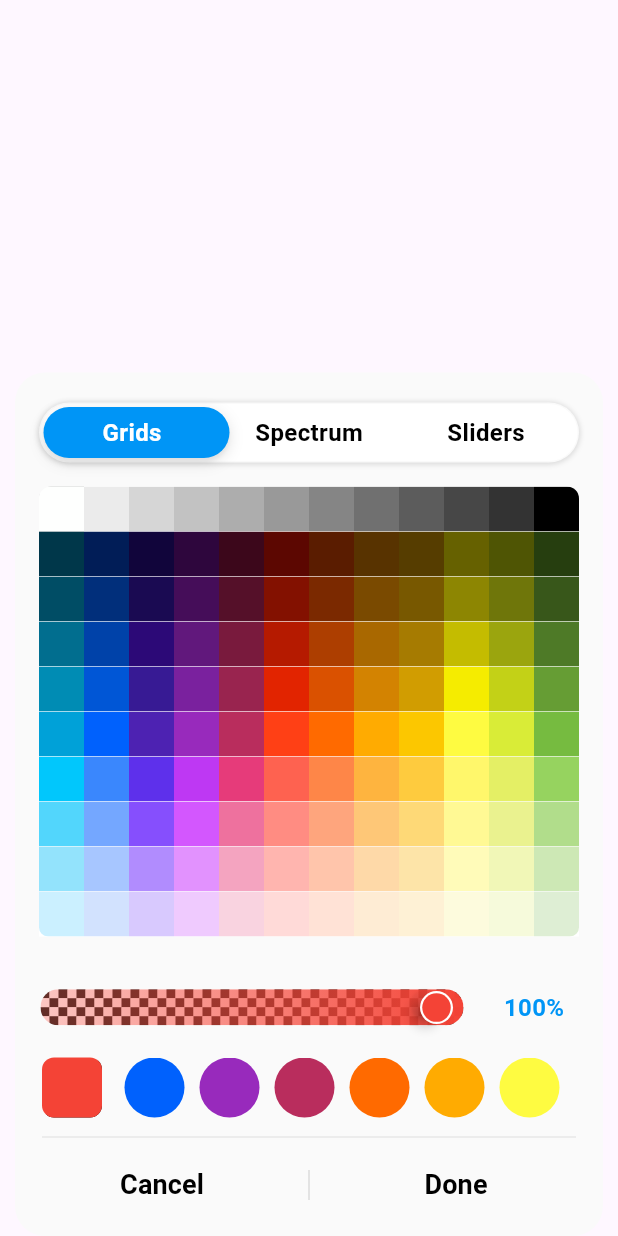
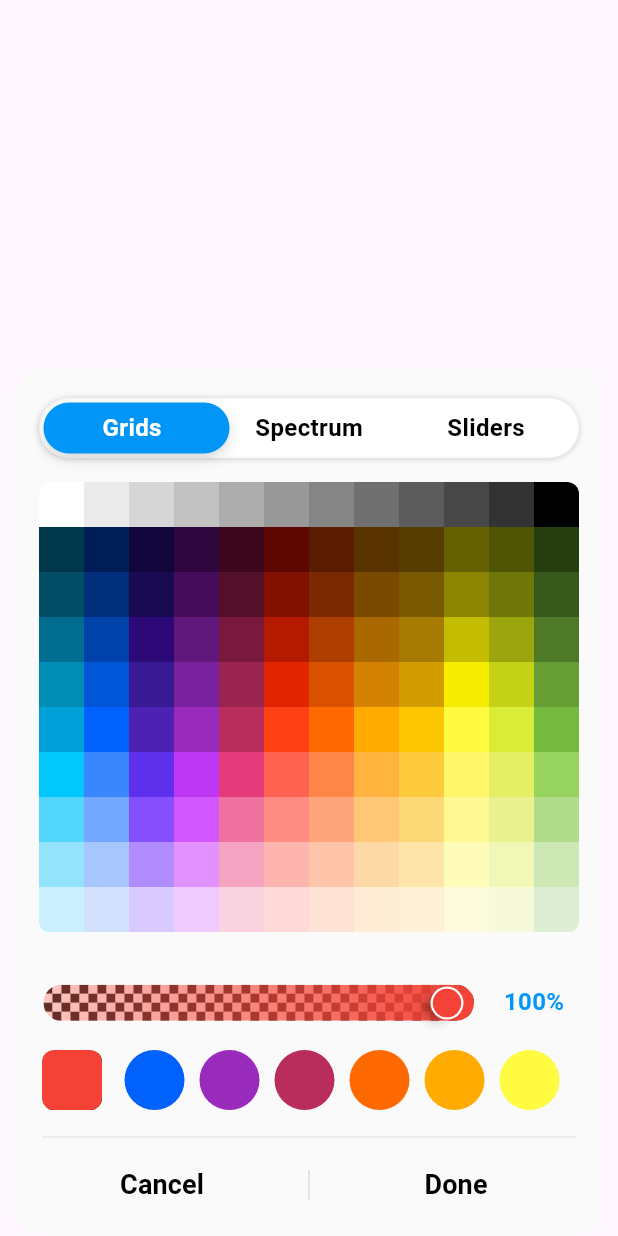
Before and after one commit to yunisrajabi/ios_color_picker, a Flutter app: the IosColorPicker widget shown alone on an empty page, opened directly with empty values, on a phone screen of 412 x 824 dp. Run offline on Flutter 3.47's test engine with Material 3 defaults, Android fonts, the phone set to English and light mode, and no system bars; our stand-ins replace plugin_platform_interface, shared_preferences, toastification; missing offline and left inert: super_tooltip; accounts and stored records are empty; Roboto replaces fonts that are missing (Anaheim).

Commit message:
refactor(ios_color_picker): adjust layout and spacing for improved UI consistency

```diff
--- a/lib/custom_picker/ios_color_picker.dart
+++ b/lib/custom_picker/ios_color_picker.dart
@@ -93,12 +93,13 @@
                 //SizedBox(height: 10.0),
                 Row(
                   crossAxisAlignment: CrossAxisAlignment.center,
+                  mainAxisAlignment: MainAxisAlignment.center,
                   children: [
                     Expanded(
                       child: Padding(
-                        padding: const EdgeInsets.symmetric(horizontal: 12.0),
+                        padding: const EdgeInsets.only(left: 14.0, right: 5.0),
                         child: SizedBox(
-                          height: 24,
+                          height: 22,
                           width: 60,
                           child: ValueListenableBuilder<Color>(
                             valueListenable: colorController,
@@ -116,7 +117,7 @@
                       ),
                     ),
                     Container(
-                      height: 27,
+                      height: 25,
                       width: 60,
                       margin: const EdgeInsets.only(right: 16, left: 16),
                       alignment: Alignment.center,
@@ -210,7 +211,7 @@
                     )
                   ],
                 ),
-                const SizedBox(height: 5.0),
+                const SizedBox(height: 10.0),
                 Divider(
                   color: Theme.of(context).brightness == Brightness.light
                       ? Colors.black38
```
